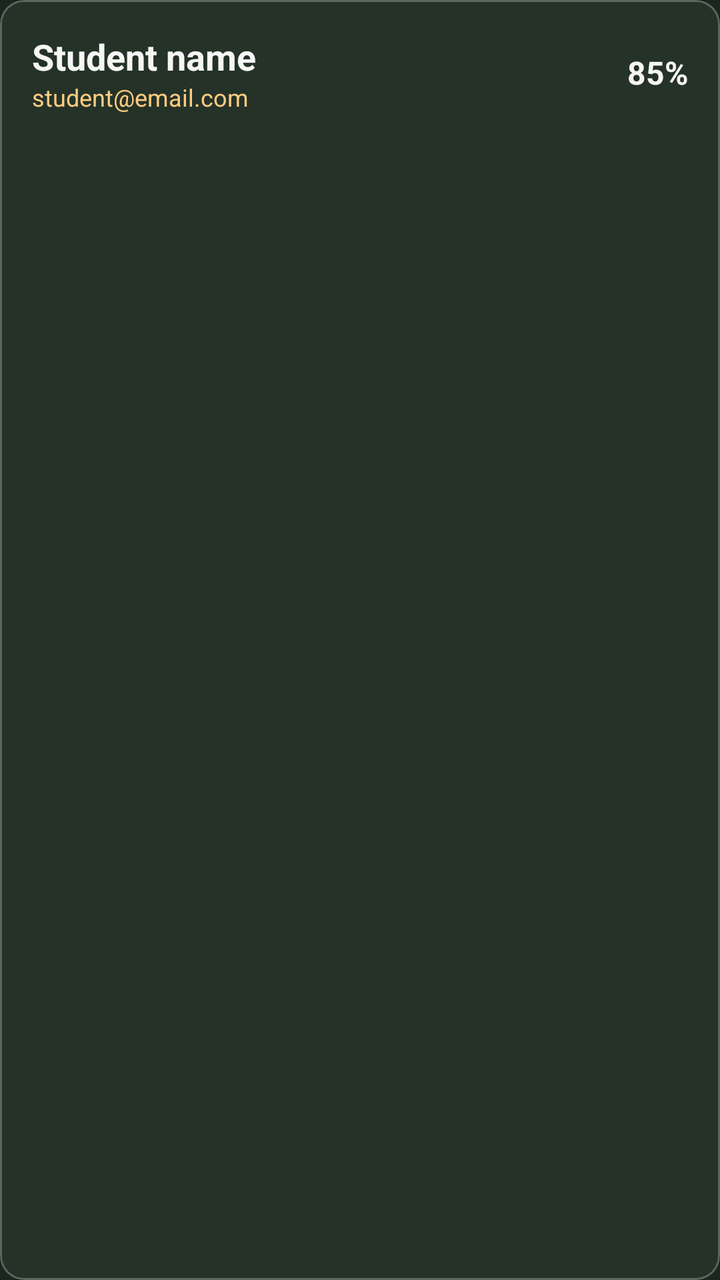
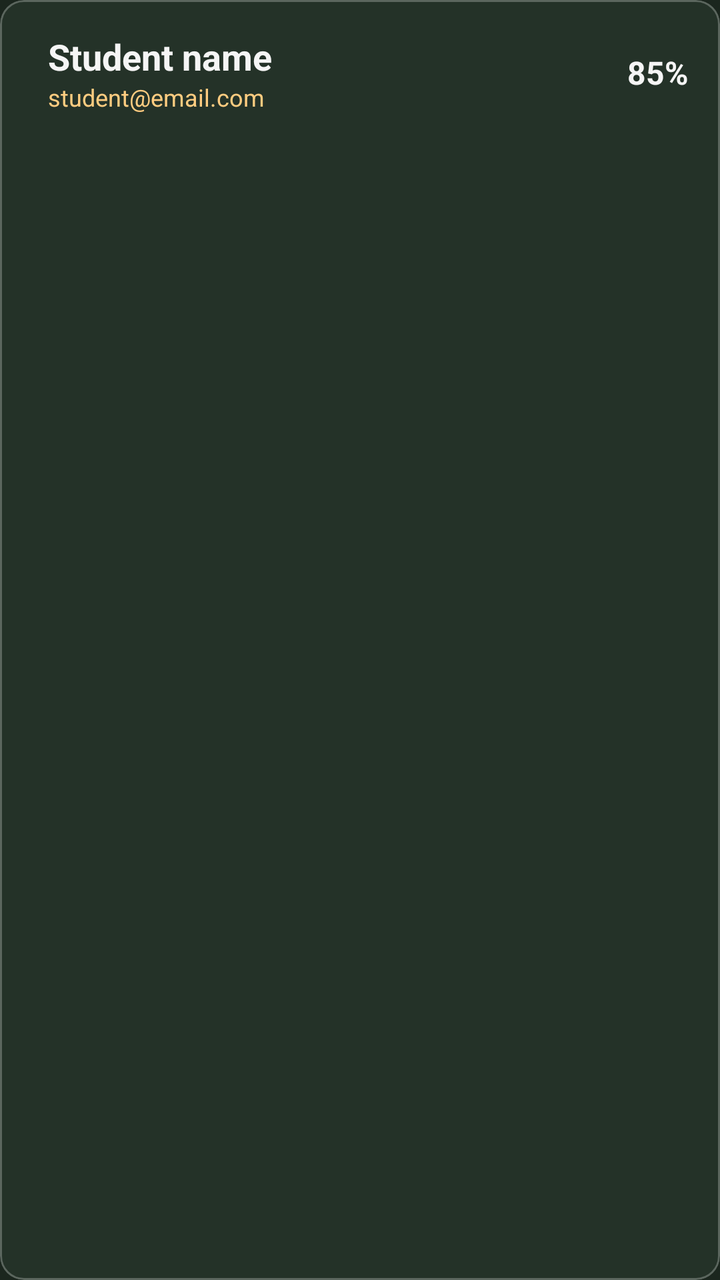

Two renders of the same Android screen: before a commit and after it. Below are the layout's source before the change and the commit's diff.
<!-- AndroidManifest.xml: application theme Theme.Presensor -->
<!-- res/layout/item_student_stat_card.xml -->
<?xml version="1.0" encoding="utf-8"?>
<com.google.android.material.card.MaterialCardView xmlns:android="http://schemas.android.com/apk/res/android"
    xmlns:app="http://schemas.android.com/apk/res-auto"
    android:id="@+id/cardStudentRoot"
    android:layout_width="match_parent"
    android:layout_height="wrap_content"
    android:layout_marginBottom="12dp"
    app:cardCornerRadius="12dp"
    app:cardElevation="0dp"
    app:strokeWidth="1dp"
    app:strokeColor="?attr/cardFrameColor"
    app:cardBackgroundColor="?attr/cardBackgroundColor"
    android:clickable="true"
    android:focusable="true"
    android:foreground="?attr/selectableItemBackground">

    <LinearLayout
        android:layout_width="match_parent"
        android:layout_height="wrap_content"
        android:orientation="vertical"
        android:padding="16dp"
        android:animateLayoutChanges="true">

        <RelativeLayout
            android:layout_width="match_parent"
            android:layout_height="wrap_content">

            <TextView
                android:id="@+id/txtStatStudentName"
                android:layout_width="wrap_content"
                android:layout_height="wrap_content"
                android:textSize="18sp"
                android:textStyle="bold"
                android:textColor="?attr/colorPrimary"
                android:text="@string/student_name" />

            <TextView
                android:id="@+id/txtStatStudentEmail"
                android:layout_width="wrap_content"
                android:layout_height="wrap_content"
                android:layout_below="@id/txtStatStudentName"
                android:textSize="12sp"
                android:textColor="?attr/descriptiveTextColor"
                android:text="@string/student_email" />

            <TextView
                android:id="@+id/txtStatAttendancePercent"
                android:layout_width="wrap_content"
                android:layout_height="wrap_content"
                android:layout_alignParentEnd="true"
                android:layout_centerVertical="true"
                android:textSize="16sp"
                android:textStyle="bold"
                android:textColor="?attr/colorPrimary"
                android:text="85%" />
        </RelativeLayout>

        <LinearLayout
            android:id="@+id/layoutExpandedSessions"
            android:layout_width="match_parent"
            android:layout_height="wrap_content"
            android:orientation="vertical"
            android:visibility="gone"
            android:paddingTop="16dp" />

    </LinearLayout>
</com.google.android.material.card.MaterialCardView>
<!-- resources referenced by this layout -->
<resources>
  <string name="student_email">student@email.com</string>
  <string name="student_name">Student name</string>
  <style name="Theme.Presensor" parent="Base.Theme.Presensor" />
  <style name="Base.Theme.Presensor" parent="Theme.MaterialComponents.DayNight.NoActionBar">
          <item name="colorPrimary">@color/chalk_white</item>
          <item name="colorOnPrimary">@color/blackboard_green</item>
  
          <item name="android:windowBackground">@color/blackboard_green</item>
          <item name="colorSurface">@color/surface_dark</item>
  
          <item name="android:statusBarColor">#141D16</item>
          <item name="android:windowLightStatusBar">false</item>
          <item name="android:textColorPrimary">@color/chalk_white</item>
          <item name="android:textColorSecondary" format="color">@color/chalk_blue</item>
          <item name="timestampColor" format="color">@color/chalk_teal</item>
          <item name="actionItemColor" format="color">@color/chalk_blue</item>
          <item name="descriptiveTextColor" format="color">@color/chalk_orange</item>
          <item name="cardFrameColor" format="color">@color/blackboard_frame</item>
          <item name="cardBackgroundColor" format="color">@color/blackboard_lighter_green</item>
  
          <item name="studentSkippedClassColor" format="color">@color/chalk_red</item>
          <item name="studentAttendedClassColor" format="color">@color/chalk_green</item>
      </style>
  <color name="chalk_white">#F5F5F5</color>
  <color name="blackboard_green">#1B261E</color>
  <color name="surface_dark">#243027</color>
  <color name="chalk_blue">#81D4FA</color>
  <color name="chalk_teal">#80CBC4</color>
  <color name="chalk_orange">#FFCC80</color>
  <color name="blackboard_frame">#40FFFFFF</color>
  <color name="blackboard_lighter_green">#243228</color>
  <color name="chalk_red">#EF9A9A</color>
  <color name="chalk_green">#C5E1A5</color>
</resources>

<!-- the commit's change to res/layout/item_student_stat_card.xml (unified diff, before → after) -->
@@ -1,7 +1,7 @@
 <?xml version="1.0" encoding="utf-8"?>
 <com.google.android.material.card.MaterialCardView xmlns:android="http://schemas.android.com/apk/res/android"
     xmlns:app="http://schemas.android.com/apk/res-auto"
-    android:id="@+id/cardStudentRoot"
+    android:id="@+id/cardStatRoot"
     android:layout_width="match_parent"
     android:layout_height="wrap_content"
     android:layout_marginBottom="12dp"
@@ -14,54 +14,91 @@
     android:focusable="true"
     android:foreground="?attr/selectableItemBackground">
 
-    <LinearLayout
+    <androidx.constraintlayout.widget.ConstraintLayout
         android:layout_width="match_parent"
-        android:layout_height="wrap_content"
-        android:orientation="vertical"
-        android:padding="16dp"
-        android:animateLayoutChanges="true">
+        android:layout_height="wrap_content">
 
-        <RelativeLayout
-            android:layout_width="match_parent"
-            android:layout_height="wrap_content">
-
-            <TextView
-                android:id="@+id/txtStatStudentName"
-                android:layout_width="wrap_content"
-                android:layout_height="wrap_content"
-                android:textSize="18sp"
-                android:textStyle="bold"
-                android:textColor="?attr/colorPrimary"
-                android:text="@string/student_name" />
-
-            <TextView
-                android:id="@+id/txtStatStudentEmail"
-                android:layout_width="wrap_content"
-                android:layout_height="wrap_content"
-                android:layout_below="@id/txtStatStudentName"
-                android:textSize="12sp"
-                android:textColor="?attr/descriptiveTextColor"
-                android:text="@string/student_email" />
-
-            <TextView
-                android:id="@+id/txtStatAttendancePercent"
-                android:layout_width="wrap_content"
-                android:layout_height="wrap_content"
-                android:layout_alignParentEnd="true"
-                android:layout_centerVertical="true"
-                android:textSize="16sp"
-                android:textStyle="bold"
-                android:textColor="?attr/colorPrimary"
-                android:text="85%" />
-        </RelativeLayout>
+        <View
+            android:id="@+id/viewConnectionAccent"
+            android:layout_width="8dp"
+            android:layout_height="0dp"
+            android:background="@android:color/transparent"
+            app:layout_constraintBottom_toBottomOf="parent"
+            app:layout_constraintStart_toStartOf="parent"
+            app:layout_constraintTop_toTopOf="parent" />
 
         <LinearLayout
-            android:id="@+id/layoutExpandedSessions"
-            android:layout_width="match_parent"
+            android:layout_width="0dp"
             android:layout_height="wrap_content"
             android:orientation="vertical"
-            android:visibility="gone"
-            android:paddingTop="16dp" />
+            android:padding="16dp"
+            android:animateLayoutChanges="true"
+            app:layout_constraintEnd_toEndOf="parent"
+            app:layout_constraintStart_toEndOf="@id/viewConnectionAccent"
+            app:layout_constraintTop_toTopOf="parent">
 
-    </LinearLayout>
+            <RelativeLayout
+                android:layout_width="match_parent"
+                android:layout_height="wrap_content">
+
+                <TextView
+                    android:id="@+id/txtPrimaryLabel"
+                    android:layout_width="wrap_content"
+                    android:layout_height="wrap_content"
+                    android:textSize="18sp"
+                    android:textStyle="bold"
+                    android:textColor="?attr/colorPrimary"
+                    android:text="@string/student_name"
+                    android:layout_alignParentStart="true"
+                    android:layout_toStartOf="@id/layoutEndContainer" />
+
+                <TextView
+                    android:id="@+id/txtSecondaryLabel"
+                    android:layout_width="wrap_content"
+                    android:layout_height="wrap_content"
+                    android:layout_below="@id/txtPrimaryLabel"
+                    android:textSize="12sp"
+                    android:textColor="?attr/descriptiveTextColor"
+                    android:text="@string/student_email"
+                    android:layout_alignParentStart="true"
+                    android:layout_toStartOf="@id/layoutEndContainer" />
+
+                <LinearLayout
+                    android:id="@+id/layoutEndContainer"
+                    android:layout_width="wrap_content"
+                    android:layout_height="wrap_content"
+                    android:layout_alignParentEnd="true"
+                    android:layout_centerVertical="true"
+                    android:gravity="center_vertical"
+                    android:orientation="horizontal">
+
+                    <ImageView
+                        android:id="@+id/imgSignalIcon"
+                        android:layout_width="24dp"
+                        android:layout_height="24dp"
+                        android:layout_marginEnd="8dp"
+                        android:visibility="gone"
+                        app:tint="?attr/colorPrimary" />
+
+                    <TextView
+                        android:id="@+id/txtStatValue"
+                        android:layout_width="wrap_content"
+                        android:layout_height="wrap_content"
+                        android:textSize="16sp"
+                        android:textStyle="bold"
+                        android:textColor="?attr/colorPrimary"
+                        android:text="85%" />
+                </LinearLayout>
+            </RelativeLayout>
+
+            <LinearLayout
+                android:id="@+id/layoutExpandedContent"
+                android:layout_width="match_parent"
+                android:layout_height="wrap_content"
+                android:orientation="vertical"
+                android:visibility="gone"
+                android:paddingTop="16dp" />
+
+        </LinearLayout>
+    </androidx.constraintlayout.widget.ConstraintLayout>
 </com.google.android.material.card.MaterialCardView>
